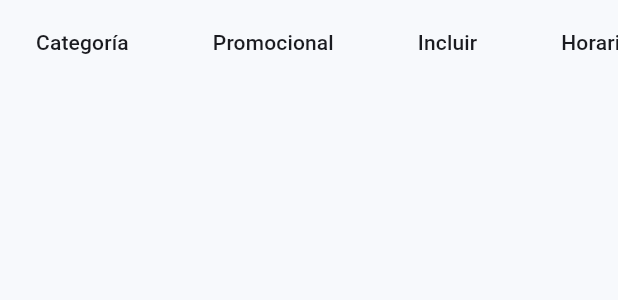
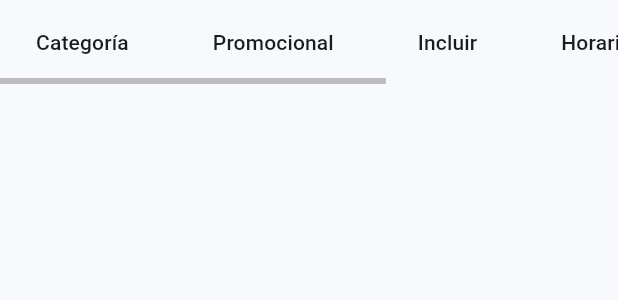
Before and after one commit to hectororviz/ligas-deportivas-V2, a Flutter app: the _CategorySelectionTable widget shown alone on an empty page, opened directly with empty values, on a phone screen of 412 x 824 dp. Shown: the top 300 px of the screen. Run offline on Flutter 3.47's test engine with Material 3 defaults, Android fonts, the phone set to English and light mode, and no system bars; our stand-ins replace dio, flutter_riverpod, go_router, shared_preferences; accounts and stored records are empty; network calls fail.

Commit message:
Fix category table layout to avoid intrinsic errors

```diff
--- a/frontend/lib/features/tournaments/presentation/tournaments_page.dart
+++ b/frontend/lib/features/tournaments/presentation/tournaments_page.dart
@@ -1,4 +1,5 @@
 import 'dart:async';
+import 'dart:math' as math;
 
 import 'package:dio/dio.dart';
 import 'package:flutter/material.dart';
@@ -187,12 +188,19 @@ class _TournamentsPageState extends ConsumerState<TournamentsPage> {
   }) {
     final size = MediaQuery.sizeOf(context);
     final isCompact = size.width < 640;
+    final horizontalPadding = 48.0;
+    final maxDialogWidth = 720.0;
+    final estimatedContentWidth = isCompact
+        ? math.max(0, size.width - horizontalPadding)
+        : math.max(0, math.min(maxDialogWidth, size.width - horizontalPadding));
+
     final form = _TournamentFormDialog(
       leagues: leagues,
       tournament: tournament,
       readOnly: readOnly,
       allowedLeagueIds: allowedLeagueIds,
       allowSaveAndAdd: allowSaveAndAdd,
+      maxContentWidth: estimatedContentWidth,
     );
     if (isCompact) {
       return showModalBottomSheet<_TournamentFormResult>(
@@ -782,6 +790,7 @@ class _TournamentFormDialog extends ConsumerStatefulWidget {
     required this.readOnly,
     this.allowedLeagueIds,
     this.allowSaveAndAdd = false,
+    required this.maxContentWidth,
   });
 
   final List<League> leagues;
@@ -789,6 +798,7 @@ class _TournamentFormDialog extends ConsumerStatefulWidget {
   final bool readOnly;
   final Set<int>? allowedLeagueIds;
   final bool allowSaveAndAdd;
+  final double maxContentWidth;
 
   @override
   ConsumerState<_TournamentFormDialog> createState() => _TournamentFormDialogState();
@@ -1108,6 +1118,7 @@ class _TournamentFormDialogState extends ConsumerState<_TournamentFormDialog> {
                   onChanged: (selection) {
                     setState(() {});
                   },
+                  minWidth: widget.maxContentWidth,
                 );
               },
               loading: () => const Center(child: CircularProgressIndicator()),
@@ -1186,17 +1197,33 @@ class _CategorySelectionTable extends StatefulWidget {
     required this.selections,
     required this.readOnly,
     required this.onChanged,
+    required this.minWidth,
   });
 
   final List<_CategorySelection> selections;
   final bool readOnly;
   final ValueChanged<_CategorySelection> onChanged;
+  final double minWidth;
 
   @override
   State<_CategorySelectionTable> createState() => _CategorySelectionTableState();
 }
 
 class _CategorySelectionTableState extends State<_CategorySelectionTable> {
+  late final ScrollController _horizontalController;
+
+  @override
+  void initState() {
+    super.initState();
+    _horizontalController = ScrollController();
+  }
+
+  @override
+  void dispose() {
+    _horizontalController.dispose();
+    super.dispose();
+  }
+
   Future<void> _pickTime(_CategorySelection selection) async {
     if (!selection.include || widget.readOnly) {
       return;
@@ -1285,20 +1312,22 @@ class _CategorySelectionTableState extends State<_CategorySelectionTable> {
       rows: rows,
     );
 
-    return LayoutBuilder(
-      builder: (context, constraints) {
-        Widget child = IntrinsicWidth(child: table);
-        if (constraints.hasBoundedWidth) {
-          child = ConstrainedBox(
-            constraints: BoxConstraints(minWidth: constraints.maxWidth),
-            child: child,
-          );
-        }
-        return SingleChildScrollView(
-          scrollDirection: Axis.horizontal,
-          child: child,
-        );
+    final constrainedTable = ConstrainedBox(
+      constraints: BoxConstraints(minWidth: widget.minWidth),
+      child: table,
+    );
+
+    return Scrollbar(
+      controller: _horizontalController,
+      thumbVisibility: true,
+      notificationPredicate: (notification) {
+        return notification.metrics.axis == Axis.horizontal;
       },
+      child: SingleChildScrollView(
+        controller: _horizontalController,
+        scrollDirection: Axis.horizontal,
+        child: constrainedTable,
+      ),
     );
   }
 }
```
